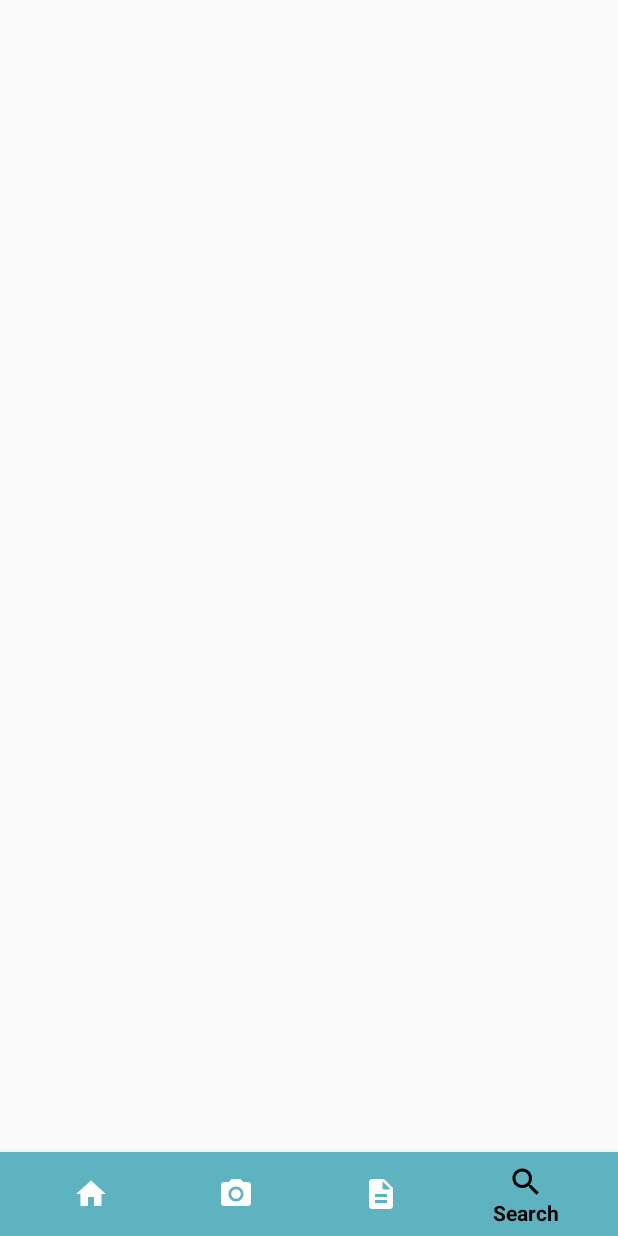
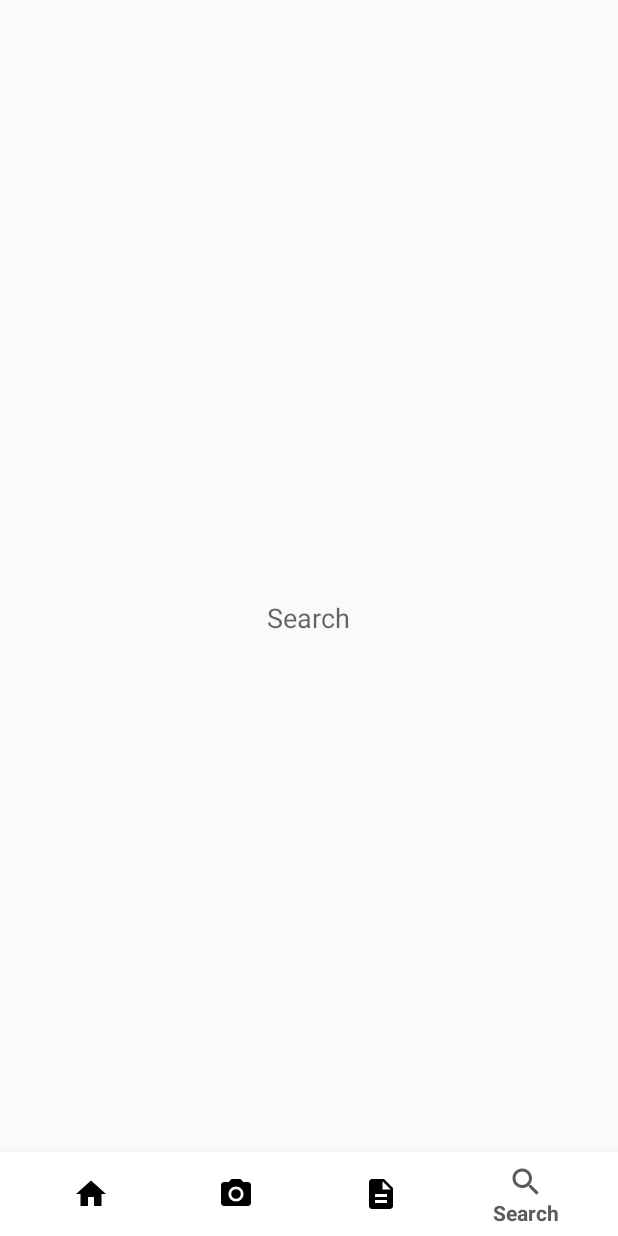
Before and after one commit to ikbalp/Exposhoot, an Android app: the MainActivity screen opened directly, with no data from a screen before it, item 4 of the bottom bar chosen, on a phone screen of 412 x 824 dp. Run offline under Robolectric (Android 15) with nearby library versions, the light colour scheme and no system bars.

Commit message:
fragment menu

```diff
--- /dev/null
+++ b/app/src/main/java/com/ikbalp/exposhoot/FragCamera.java
@@ -0,0 +1,34 @@
+package com.ikbalp.exposhoot;
+
+import android.os.Bundle;
+import android.view.LayoutInflater;
+import android.view.View;
+import android.view.ViewGroup;
+
+import androidx.fragment.app.Fragment;
+
+
+/*
+     Minggu, 10 Mei 2020
+     Ikbal Padilah
+     10117143 - IF4
+*/
+
+
+/**
+ * A simple {@link Fragment} subclass.
+ */
+public class FragCamera extends Fragment {
+
+    public FragCamera() {
+        // Required empty public constructor
+    }
+
+
+    @Override
+    public View onCreateView(LayoutInflater inflater, ViewGroup container,
+                             Bundle savedInstanceState) {
+        // Inflate the layout for this fragment
+        return inflater.inflate(R.layout.fragment_camera, container, false);
+    }
+}
--- /dev/null
+++ b/app/src/main/java/com/ikbalp/exposhoot/FragHome.java
@@ -0,0 +1,32 @@
+package com.ikbalp.exposhoot;
+
+import android.os.Bundle;
+import android.view.LayoutInflater;
+import android.view.View;
+import android.view.ViewGroup;
+
+import androidx.fragment.app.Fragment;
+
+/*
+     Jumat, 3 Juli 2020
+     Ikbal Padilah
+     10117143 - IF4
+*/
+
+/**
+ * A simple {@link Fragment} subclass.
+ */
+public class FragHome extends Fragment {
+
+    public FragHome() {
+        // Required empty public constructor
+    }
+
+
+    @Override
+    public View onCreateView(LayoutInflater inflater, ViewGroup container,
+                             Bundle savedInstanceState) {
+        // Inflate the layout for this fragment
+        return inflater.inflate(R.layout.fragment_home, container, false);
+    }
+}
--- /dev/null
+++ b/app/src/main/java/com/ikbalp/exposhoot/FragSearch.java
@@ -0,0 +1,34 @@
+package com.ikbalp.exposhoot;
+
+import android.os.Bundle;
+import android.view.LayoutInflater;
+import android.view.View;
+import android.view.ViewGroup;
+
+import androidx.fragment.app.Fragment;
+
+
+/*
+     Minggu, 10 Mei 2020
+     Ikbal Padilah
+     10117143 - IF4
+*/
+
+
+/**
+ * A simple {@link Fragment} subclass.
+ */
+public class FragSearch extends Fragment {
+
+    public FragSearch() {
+        // Required empty public constructor
+    }
+
+
+    @Override
+    public View onCreateView(LayoutInflater inflater, ViewGroup container,
+                             Bundle savedInstanceState) {
+        // Inflate the layout for this fragment
+        return inflater.inflate(R.layout.fragment_search, container, false);
+    }
+}
--- /dev/null
+++ b/app/src/main/java/com/ikbalp/exposhoot/FragTips.java
@@ -0,0 +1,34 @@
+package com.ikbalp.exposhoot;
+
+import android.os.Bundle;
+import android.view.LayoutInflater;
+import android.view.View;
+import android.view.ViewGroup;
+
+import androidx.fragment.app.Fragment;
+
+
+/*
+     Minggu, 10 Mei 2020
+     Ikbal Padilah
+     10117143 - IF4
+*/
+
+
+/**
+ * A simple {@link Fragment} subclass.
+ */
+public class FragTips extends Fragment {
+
+    public FragTips() {
+        // Required empty public constructor
+    }
+
+
+    @Override
+    public View onCreateView(LayoutInflater inflater, ViewGroup container,
+                             Bundle savedInstanceState) {
+        // Inflate the layout for this fragment
+        return inflater.inflate(R.layout.fragment_tips, container, false);
+    }
+}
--- a/app/src/main/java/com/ikbalp/exposhoot/MainActivity.java
+++ b/app/src/main/java/com/ikbalp/exposhoot/MainActivity.java
@@ -1,8 +1,13 @@
 package com.ikbalp.exposhoot;
 
 import androidx.appcompat.app.AppCompatActivity;
-
 import android.os.Bundle;
+import androidx.annotation.NonNull;
+import androidx.fragment.app.Fragment;
+import androidx.fragment.app.FragmentTransaction;
+import androidx.viewpager.widget.ViewPager;
+import android.view.MenuItem;
+import com.google.android.material.bottomnavigation.BottomNavigationView;
 
 /*
      Kamis, 25 Juni 2020
@@ -13,9 +18,56 @@
 
 public class MainActivity extends AppCompatActivity {
 
+    ViewPager viewPager;
+    BottomNavigationView bottomNavigationView;
+
+    FragHome fragHome;
+    FragCamera fragCamera;
+    FragTips fragTips;
+    FragSearch fragSearch;
+
+    MenuItem menuItem;
+
     @Override
     protected void onCreate(Bundle savedInstanceState) {
         super.onCreate(savedInstanceState);
         setContentView(R.layout.activity_main);
+
+        BottomNavigationView navigationView = findViewById(R.id.bottom_nav);
+        final FragHome fragHome = new FragHome();
+        final FragCamera fragCamera = new FragCamera();
+        final FragTips fragTips = new FragTips();
+        final FragSearch fragSearch = new FragSearch();
+
+        navigationView.setOnNavigationItemSelectedListener(new BottomNavigationView.OnNavigationItemSelectedListener() {
+            @Override
+            public boolean onNavigationItemSelected(@NonNull MenuItem menuItem) {
+                int id = menuItem.getItemId();
+                if (id == R.id.home) {
+                    setFragment(fragHome);
+                    return  true;
+                } else if (id == R.id.camera) {
+                    setFragment(fragCamera);
+                    return  true;
+                } else if (id == R.id.tips) {
+                    setFragment(fragTips);
+                    return  true;
+                } else if (id == R.id.search) {
+                    setFragment(fragSearch);
+                    return  true;
+                }
+                return false;
+            }
+        });
+
+
+
+
+    }
+
+    private void setFragment(Fragment fragment) {
+        FragmentTransaction fragmentTransaction = getSupportFragmentManager().beginTransaction();
+        fragmentTransaction.replace(R.id.frame, fragment);
+        fragmentTransaction.commit();
     }
 }
--- a/app/src/main/res/drawable/color_state.xml
+++ b/app/src/main/res/drawable/color_state.xml
@@ -2,11 +2,11 @@
 <selector xmlns:android="http://schemas.android.com/apk/res/android">
 
     <item
-        android:color="@color/black"
+        android:color="@color/abumuda"
         android:state_checked="true"/>
 
     <item
-        android:color="@color/white"
+        android:color="@color/black"
         android:state_checked="false"/>
 
 </selector>
--- a/app/src/main/res/layout/activity_main.xml
+++ b/app/src/main/res/layout/activity_main.xml
@@ -6,14 +6,17 @@
     android:layout_height="match_parent"
     tools:context=".MainActivity">
 
-
+    <FrameLayout
+        android:layout_width="match_parent"
+        android:layout_height="match_parent"
+        android:id="@+id/frame"/>
 
     <com.google.android.material.bottomnavigation.BottomNavigationView
         android:id="@+id/bottom_nav"
         android:layout_width="match_parent"
         android:layout_height="wrap_content"
         android:layout_alignParentBottom="true"
-        android:background="@color/tosca"
+        android:background="@color/white"
         app:itemIconTint="@drawable/color_state"
         app:itemTextColor="@drawable/color_state"
         app:menu="@menu/menu_bottom_nav" />
--- /dev/null
+++ b/app/src/main/res/layout/fragment_search.xml
@@ -0,0 +1,15 @@
+<?xml version="1.0" encoding="utf-8"?>
+<RelativeLayout xmlns:android="http://schemas.android.com/apk/res/android"
+android:layout_width="match_parent"
+android:layout_height="match_parent"
+android:orientation="vertical">
+
+<TextView
+    android:id="@+id/tv_search"
+    android:layout_width="wrap_content"
+    android:layout_height="wrap_content"
+    android:layout_centerInParent="true"
+    android:text="@string/search"
+    android:textAppearance="@style/TextAppearance.AppCompat.Medium" />
+
+</RelativeLayout>
--- a/app/src/main/res/values/colors.xml
+++ b/app/src/main/res/values/colors.xml
@@ -21,6 +21,8 @@
     <color name="white">#ffffff</color>
     <color name="tosca">#5db3c0</color>
     <color name="toscag">#4e9ba3</color>
+    <color name="abumuda">#595b5d</color>
+
 
 
 </resources>
```
Also changed, not shown: app/src/main/res/layout/fragment_camera.xml (added, +15 -0 lines), app/src/main/res/layout/fragment_home.xml (added, +15 -0 lines), app/src/main/res/layout/fragment_tips.xml (added, +15 -0 lines).
